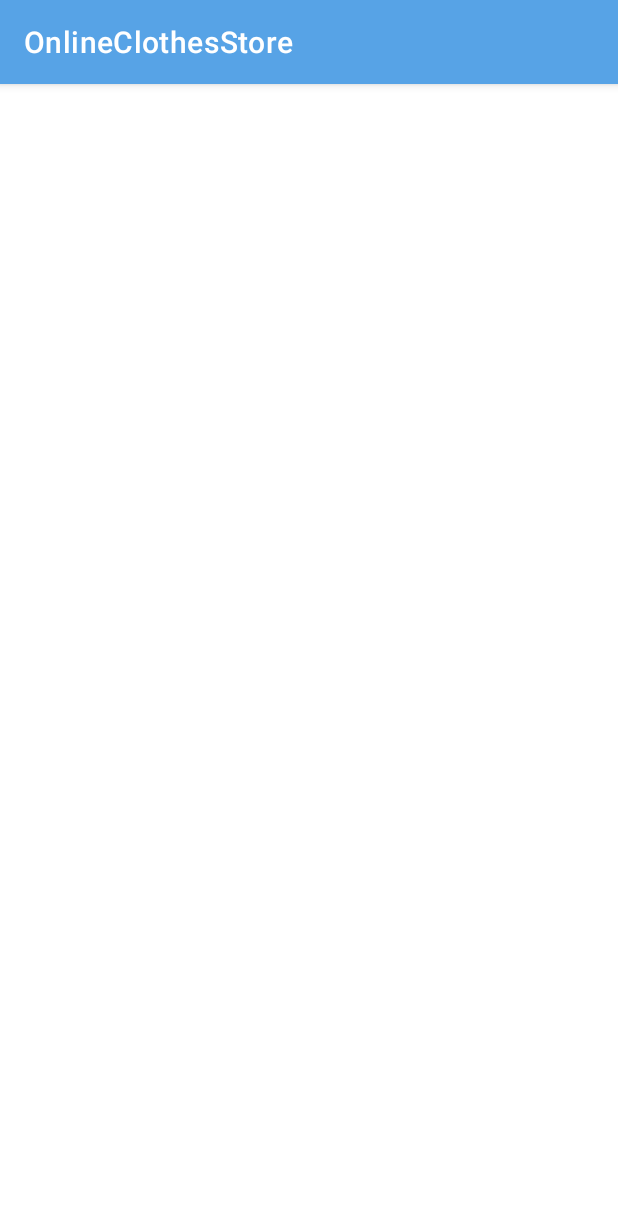
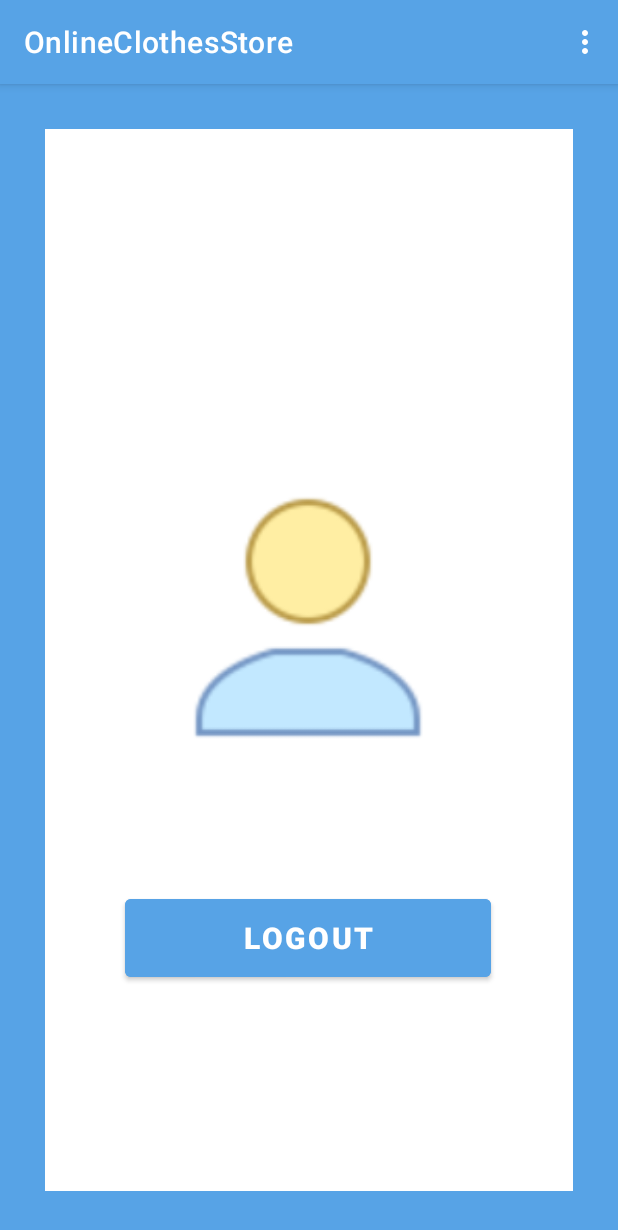
Before and after one commit to laurenkearney00/OnlineClothesStore, an Android app: the CustomerOptions screen opened directly, with no data from a screen before it, on a phone screen of 412 x 824 dp. Shown: the top 1230 px of the screen. Run offline under Robolectric (Android 15) with nearby library versions, the phone set to English and light mode, and no system bars; our stand-ins replace Firebase (no records; nobody signed in at launch, a user with empty details on screens opened directly).

Commit message:
created and updated view update customer profile

```diff
--- a/app/src/main/AndroidManifest.xml
+++ b/app/src/main/AndroidManifest.xml
@@ -9,6 +9,9 @@
         android:roundIcon="@mipmap/ic_launcher_round"
         android:supportsRtl="true"
         android:theme="@style/Theme.OnlineClothesStore">
+        <activity
+            android:name=".ViewUpdateCustomerProfile"
+            android:exported="false" />
         <activity
             android:name=".LoginAdministrator"
             android:exported="false" />
--- a/app/src/main/java/com/example/onlineclothesstore/CustomerOptions.java
+++ b/app/src/main/java/com/example/onlineclothesstore/CustomerOptions.java
@@ -2,11 +2,8 @@ package com.example.onlineclothesstore;
 
 import androidx.annotation.NonNull;
 import androidx.appcompat.app.AppCompatActivity;
-import androidx.core.app.NotificationCompat;
-import androidx.core.app.NotificationManagerCompat;
 
 import android.content.Intent;
-import android.os.Build;
 import android.os.Bundle;
 import android.view.Menu;
 import android.view.MenuItem;
@@ -15,14 +12,78 @@ import android.widget.Button;
 import android.widget.TextView;
 import android.widget.Toast;
 
+import com.google.firebase.auth.FirebaseAuth;
+import com.google.firebase.auth.FirebaseUser;
+import com.google.firebase.database.DataSnapshot;
+import com.google.firebase.database.DatabaseError;
+import com.google.firebase.database.DatabaseReference;
+import com.google.firebase.database.FirebaseDatabase;
+import com.google.firebase.database.ValueEventListener;
 
 public class CustomerOptions extends AppCompatActivity {
 
+    private FirebaseUser user;
+    private DatabaseReference reference;
+    private String userID;
+    private Button logout;
 
     @Override
     protected void onCreate(Bundle savedInstanceState) {
         super.onCreate(savedInstanceState);
         setContentView(R.layout.activity_customer_options);
 
+        logout = (Button) findViewById(R.id.signOut);
+
+        logout.setOnClickListener(new View.OnClickListener() {
+            @Override
+            public void onClick(View v) {
+                FirebaseAuth.getInstance().signOut();
+                startActivity(new Intent(CustomerOptions.this, MainActivity.class));
+            }
+        });
+
+        user = FirebaseAuth.getInstance().getCurrentUser();
+        reference = FirebaseDatabase.getInstance().getReference("Users: Customers");
+        userID = user.getUid();
+
+        final TextView greetingTextView = (TextView) findViewById(R.id.greeting);
+
+        reference.child(userID).addListenerForSingleValueEvent(new ValueEventListener() {
+            @Override
+            public void onDataChange(@NonNull DataSnapshot snapshot) {
+                UserCustomer userProfile = snapshot.getValue(UserCustomer.class);
+
+                if(userProfile != null) {
+                    String name = userProfile.fullName;
+                    greetingTextView.setText("Welcome " + name + " to the online clothes store!");
+                }
+
+            }
+
+            @Override
+            public void onCancelled(@NonNull DatabaseError error) {
+                Toast.makeText(CustomerOptions.this, "Something wrong happened!", Toast.LENGTH_LONG).show();
+            }
+        });
+
     }
+
+    @Override
+    public boolean onCreateOptionsMenu(Menu menu) {
+        // Inflate the menu; this adds items to the action bar if it is present.
+        getMenuInflater().inflate(R.menu.main_menu, menu);
+        return true;
+    }
+    @Override
+    public boolean onOptionsItemSelected(MenuItem item) {
+        int id = item.getItemId();
+        if (id == R.id.action_ViewUpdateProfile) {
+            //do suitable action such as call to start other activity //and return true;
+            Intent i= new Intent(CustomerOptions.this, ViewUpdateCustomerProfile.class);
+            startActivity(i);
+        }
+        return true;
+    }
+
+
 }
--- a/app/src/main/res/layout/activity_customer_options.xml
+++ b/app/src/main/res/layout/activity_customer_options.xml
@@ -4,6 +4,45 @@
     xmlns:tools="http://schemas.android.com/tools"
     android:layout_width="match_parent"
     android:layout_height="match_parent"
+    android:background="@drawable/borderlayout"
     tools:context=".CustomerOptions">
 
+    <TextView
+        android:id="@+id/greeting"
+        android:layout_width="273dp"
+        android:layout_height="122dp"
+        android:layout_marginLeft="68dp"
+        android:layout_marginTop="72dp"
+        android:textSize="24sp"
+        app:layout_constraintLeft_toLeftOf="parent"
+        app:layout_constraintTop_toTopOf="parent" />
+
+    <ImageView
+        android:id="@+id/imageView"
+        android:layout_width="188dp"
+        android:layout_height="166dp"
+        app:layout_constraintBottom_toBottomOf="parent"
+        app:layout_constraintEnd_toEndOf="parent"
+        app:layout_constraintHorizontal_bias="0.497"
+        app:layout_constraintStart_toStartOf="parent"
+        app:layout_constraintTop_toTopOf="parent"
+        app:layout_constraintVertical_bias="0.453"
+        app:srcCompat="@drawable/icons8_customer_80" />
+
+    <Button
+        android:id="@+id/signOut"
+        android:layout_width="244dp"
+        android:layout_height="64dp"
+        android:backgroundTint="#57A3E6"
+        android:text="Logout"
+        android:textColor="#ffffff"
+        android:textSize="20sp"
+        android:textStyle="bold"
+        app:layout_constraintBottom_toBottomOf="parent"
+        app:layout_constraintHorizontal_bias="0.497"
+        app:layout_constraintLeft_toLeftOf="parent"
+        app:layout_constraintRight_toRightOf="parent"
+        app:layout_constraintTop_toBottomOf="@+id/imageView"
+        app:layout_constraintVertical_bias="0.371" />
+
 </androidx.constraintlayout.widget.ConstraintLayout>
--- /dev/null
+++ b/app/src/main/res/menu/main_menu.xml
@@ -0,0 +1,11 @@
+<?xml version="1.0" encoding="utf-8"?>
+<menu xmlns:android="http://schemas.android.com/apk/res/android"
+    xmlns:app="http://schemas.android.com/apk/res-auto">
+
+    <item
+        android:id="@+id/action_ViewUpdateProfile"
+        android:orderInCategory="80"
+        android:title="View/Update Customer Profile"
+        app:showAsAction="never"/>
+
+</menu>
```
Also changed, not shown: app/src/main/java/com/example/onlineclothesstore/ViewUpdateCustomerProfile.java (added, +188 -0 lines), app/src/main/res/layout/activity_view_update_customer_profile.xml (added, +172 -0 lines).
